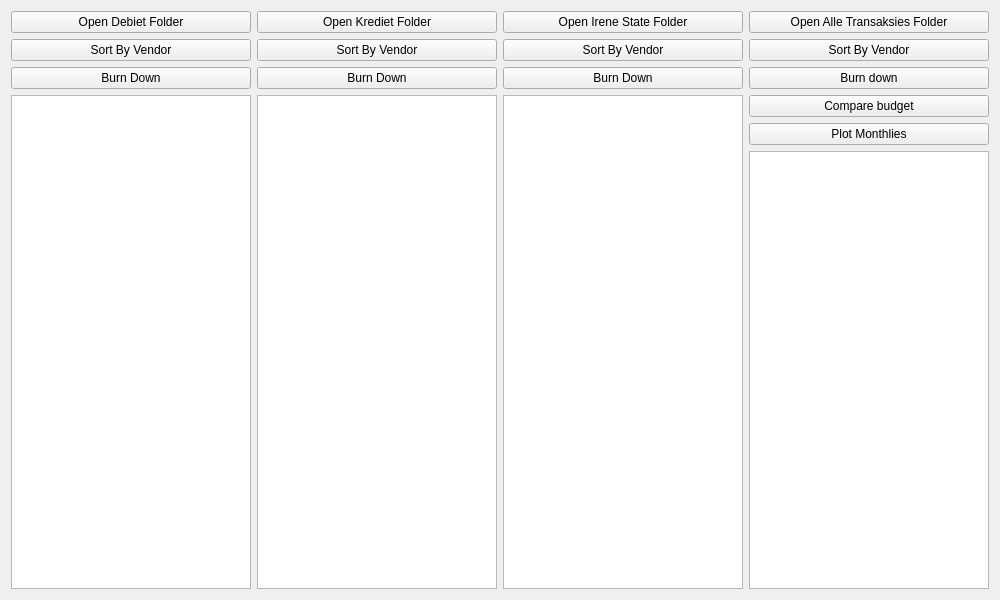
Before: the Qt Designer form form.ui in dschoonwinkel/StateAnalise, drawn with Qt 5.
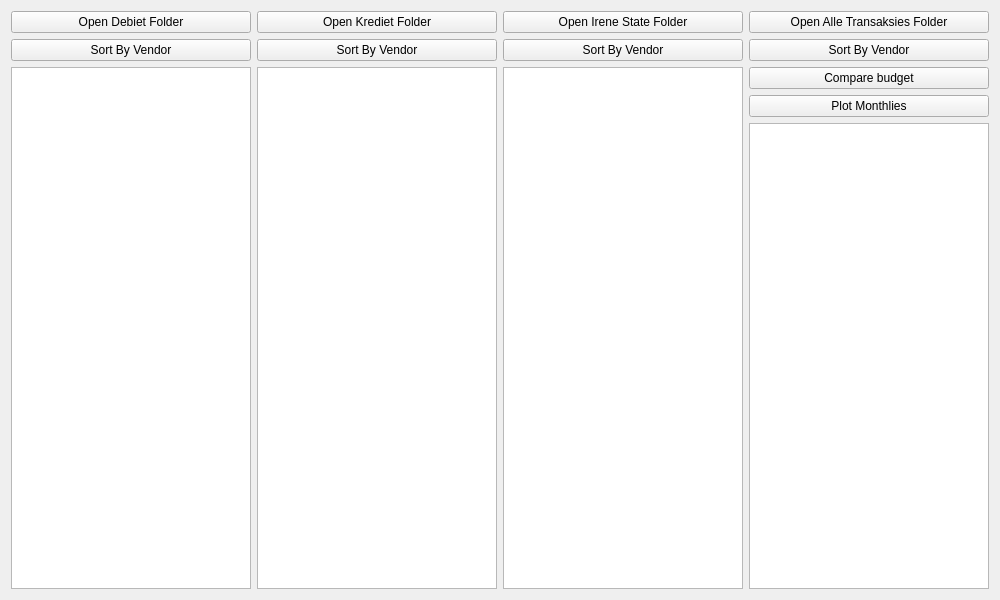
After: the same form once the commit is applied.

Commit message: Removed all references to Burn Down charts

```diff
--- a/form.ui
+++ b/form.ui
@@ -34,13 +34,6 @@
            </property>
           </widget>
          </item>
-         <item>
-          <widget class="QPushButton" name="buttonDebietBurnDown">
-           <property name="text">
-            <string>Burn Down</string>
-           </property>
-          </widget>
-         </item>
          <item>
           <widget class="QListView" name="ListViewDebietFiles"/>
          </item>
@@ -62,13 +55,6 @@
            </property>
           </widget>
          </item>
-         <item>
-          <widget class="QPushButton" name="buttonKredietBurnDown">
-           <property name="text">
-            <string>Burn Down</string>
-           </property>
-          </widget>
-         </item>
          <item>
           <widget class="QListView" name="ListViewKredietFiles"/>
          </item>
@@ -90,13 +76,6 @@
            </property>
           </widget>
          </item>
-         <item>
-          <widget class="QPushButton" name="buttonIreneBurnDown">
-           <property name="text">
-            <string>Burn Down</string>
-           </property>
-          </widget>
-         </item>
          <item>
           <widget class="QListView" name="listViewIrene"/>
          </item>
@@ -118,13 +97,6 @@
            </property>
           </widget>
          </item>
-         <item>
-          <widget class="QPushButton" name="buttonAlleBurnDown">
-           <property name="text">
-            <string>Burn down</string>
-           </property>
-          </widget>
-         </item>
          <item>
           <widget class="QPushButton" name="buttonAlleCompareBudget">
            <property name="text">
```
The commit also changes 6 other files.
